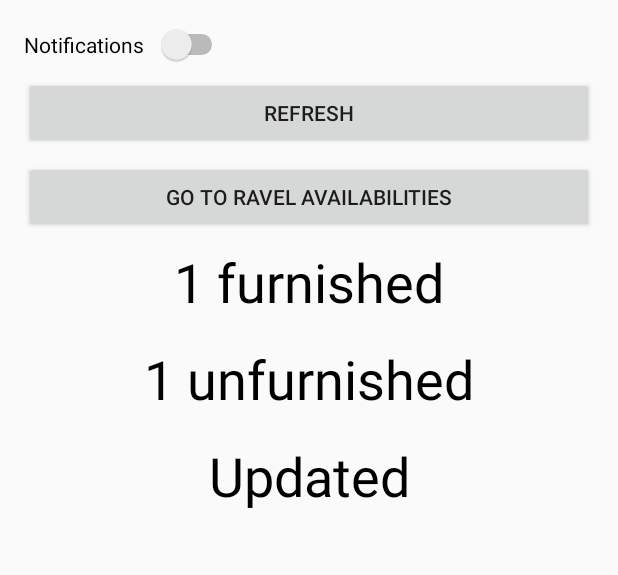
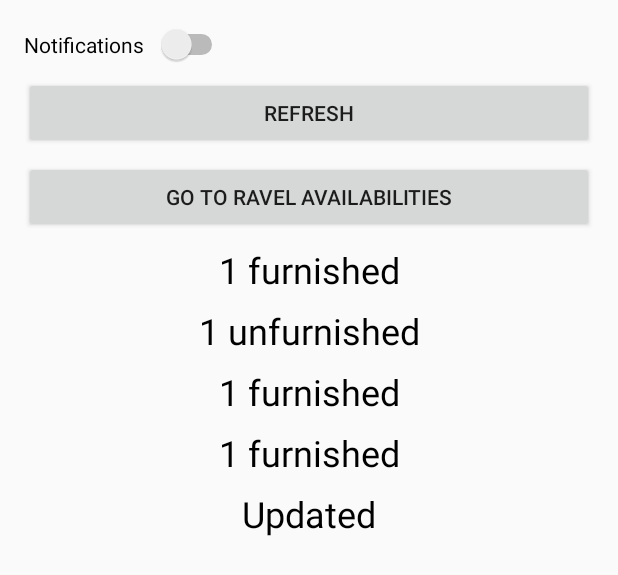
Before and after one commit to Longi94/RavelChecker, an Android app: the layout content_main.xml on its own in the app's theme, with its tools: preview values and no code run, on a phone screen of 412 x 824 dp. Shown: the top 575 px of the screen. Run offline under Robolectric (Android 15) with nearby library versions, the phone set to English and light mode, and no system bars.

Commit message:
fixes, show other metrics

```diff
--- a/app/src/main/java/in/dragonbra/ravelchecker/model/RavelNotification.kt
+++ b/app/src/main/java/in/dragonbra/ravelchecker/model/RavelNotification.kt
@@ -1,3 +1,7 @@
 package `in`.dragonbra.ravelchecker.model
 
-data class RavelNotification(val furnished: Int?, val unfurnished: Int?, val timestamp: Long?)
+data class RavelNotification(val furnished: Int?,
+                             val unfurnished: Int?,
+                             val rented: Int?,
+                             val reserved: Int?,
+                             val timestamp: Long?)
--- a/app/src/main/res/layout/content_main.xml
+++ b/app/src/main/res/layout/content_main.xml
@@ -31,10 +31,42 @@
         android:ems="10"
         android:textAlignment="center"
         android:textColor="@android:color/black"
-        android:textSize="36sp"
+        android:textSize="24sp"
         app:layout_constraintEnd_toEndOf="parent"
         app:layout_constraintStart_toStartOf="parent"
         app:layout_constraintTop_toBottomOf="@+id/visit"
+        tools:text="1 furnished" />
+
+    <TextView
+        android:id="@+id/reserved"
+        android:layout_width="0dp"
+        android:layout_height="wrap_content"
+        android:layout_marginEnd="16dp"
+        android:layout_marginStart="16dp"
+        android:layout_marginTop="8dp"
+        android:ems="10"
+        android:textAlignment="center"
+        android:textColor="@android:color/black"
+        android:textSize="24sp"
+        app:layout_constraintEnd_toEndOf="parent"
+        app:layout_constraintStart_toStartOf="parent"
+        app:layout_constraintTop_toBottomOf="@+id/unfurnished"
+        tools:text="1 furnished" />
+
+    <TextView
+        android:id="@+id/rented"
+        android:layout_width="0dp"
+        android:layout_height="wrap_content"
+        android:layout_marginEnd="16dp"
+        android:layout_marginStart="16dp"
+        android:layout_marginTop="8dp"
+        android:ems="10"
+        android:textAlignment="center"
+        android:textColor="@android:color/black"
+        android:textSize="24sp"
+        app:layout_constraintEnd_toEndOf="parent"
+        app:layout_constraintStart_toStartOf="parent"
+        app:layout_constraintTop_toBottomOf="@+id/reserved"
         tools:text="1 furnished" />
 
     <TextView
@@ -43,11 +75,11 @@
         android:layout_height="wrap_content"
         android:layout_marginEnd="16dp"
         android:layout_marginStart="16dp"
-        android:layout_marginTop="16dp"
+        android:layout_marginTop="8dp"
         android:ems="10"
         android:textAlignment="center"
         android:textColor="@android:color/black"
-        android:textSize="36sp"
+        android:textSize="24sp"
         app:layout_constraintEnd_toEndOf="parent"
         app:layout_constraintStart_toStartOf="parent"
         app:layout_constraintTop_toBottomOf="@+id/furnished"
@@ -59,14 +91,14 @@
         android:layout_height="wrap_content"
         android:layout_marginEnd="16dp"
         android:layout_marginStart="16dp"
-        android:layout_marginTop="16dp"
+        android:layout_marginTop="8dp"
         android:ems="10"
         android:textAlignment="center"
         android:textColor="@android:color/black"
-        android:textSize="36sp"
+        android:textSize="24sp"
         app:layout_constraintEnd_toEndOf="parent"
         app:layout_constraintStart_toStartOf="parent"
-        app:layout_constraintTop_toBottomOf="@+id/unfurnished"
+        app:layout_constraintTop_toBottomOf="@+id/rented"
         tools:text="Updated" />
 
     <Button
--- a/build.gradle
+++ b/build.gradle
@@ -1,7 +1,7 @@
 // Top-level build file where you can add configuration options common to all sub-projects/modules.
 
 buildscript {
-    ext.kotlin_version = '1.2.10'
+    ext.kotlin_version = '1.2.21'
     repositories {
         google()
         jcenter()
```
Also changed, not shown: app/src/main/java/in/dragonbra/ravelchecker/RavelCheckerApplication.kt (+8 -1 lines), app/src/main/java/in/dragonbra/ravelchecker/activity/MainActivity.kt (+12 -1 lines).
